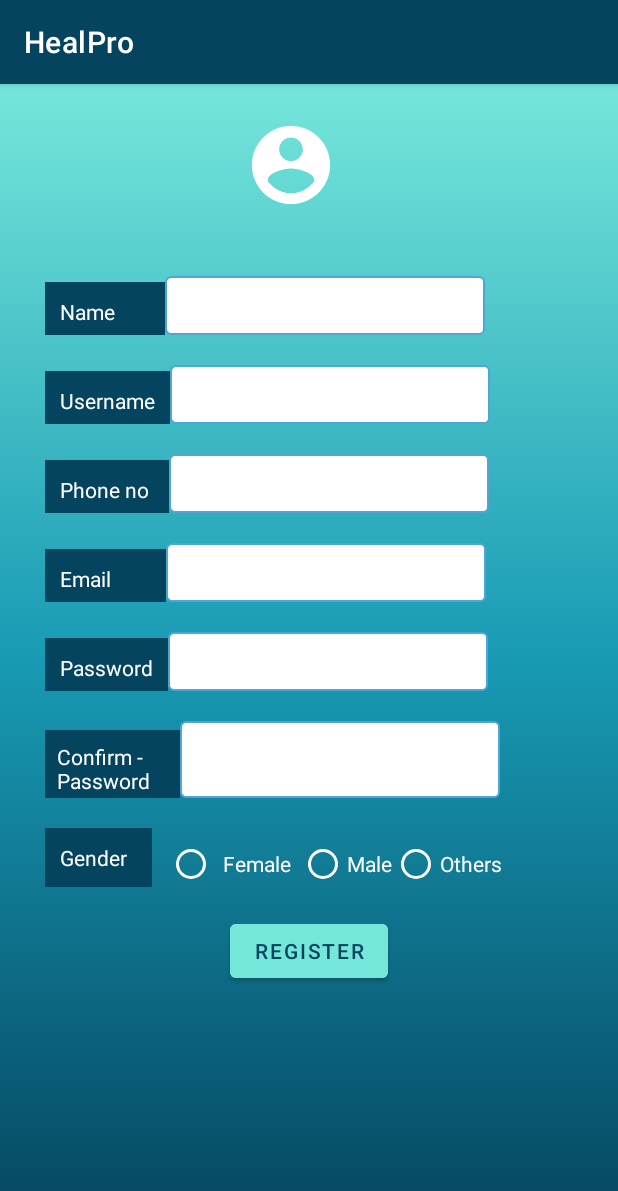
After one commit to varnitha1206/HealPro, an Android app: the Register screen opened directly, with no data from a screen before it, on a phone screen of 412 x 824 dp. The commit adds this screen. Shown: the top 1191 px of the screen. Run offline under Robolectric (Android 15) with nearby library versions, the phone set to English and light mode, and no system bars.

Commit message:
register

```diff
--- a/app/src/main/java/com/example/healpro/MainActivity.java
+++ b/app/src/main/java/com/example/healpro/MainActivity.java
@@ -34,6 +34,13 @@ public class MainActivity extends AppCompatActivity {
                 startActivity(activity1Intent);
             }
         });
+        register.setOnClickListener(new View.OnClickListener() {
+            @Override
+            public void onClick(View v) {
+                Intent activity1Intent = new Intent(getApplicationContext(), Register.class);
+                startActivity(activity1Intent);
+            }
+        });
     }
 
     ImageListener imageListener = new ImageListener() {
--- /dev/null
+++ b/app/src/main/java/com/example/healpro/Register.java
@@ -0,0 +1,60 @@
+package com.example.healpro;
+
+import androidx.appcompat.app.AlertDialog;
+import androidx.appcompat.app.AppCompatActivity;
+
+import android.content.DialogInterface;
+import android.content.Intent;
+import android.os.Bundle;
+import android.view.View;
+import android.widget.Button;
+import android.widget.EditText;
+import android.widget.Toast;
+
+public class Register extends AppCompatActivity {
+    Button reg;
+    EditText nam,username;
+    @Override
+    protected void onCreate(Bundle savedInstanceState) {
+        super.onCreate(savedInstanceState);
+        setContentView(R.layout.activity_register);
+        reg=(Button) findViewById(R.id.register2);
+        nam=(EditText) findViewById(R.id.edit_name);
+        String n=nam.getText().toString();
+        username=(EditText)findViewById(R.id.username);
+        String uname=username.getText().toString();
+            reg.setOnClickListener(new View.OnClickListener() {
+                @Override
+                public void onClick(View v)
+                {
+                    if (!n.matches("") && !uname.matches(""))
+                    {
+                        AlertDialog.Builder alertDialogBuilder = new AlertDialog.Builder(peekAvailableContext());
+                        alertDialogBuilder.setTitle("Registration");
+                        alertDialogBuilder.setIcon(R.drawable.logo);
+                        alertDialogBuilder.setMessage("Do you want to continue ?");
+                        alertDialogBuilder.setPositiveButton("Yes", new DialogInterface.OnClickListener() {
+                            @Override
+                            public void onClick(DialogInterface dialog, int which) {
+                                Intent home = new Intent(getApplicationContext(), Home.class);
+                            }
+                        });
+                        alertDialogBuilder.setNegativeButton("No", new DialogInterface.OnClickListener() {
+                            @Override
+                            public void onClick(DialogInterface dialog, int which) {
+                                Toast.makeText(getApplicationContext(), "You chose not to continue", Toast.LENGTH_SHORT).show();
+                            }
+                        });
+                        alertDialogBuilder.setCancelable(false);
+                        AlertDialog alertdialog = alertDialogBuilder.create();
+                        alertdialog.show();
+                    }
+                    else
+                        {
+                        Toast.makeText(getApplicationContext(), "Please enter details to proceed", Toast.LENGTH_SHORT).show();
+                    }
+                }
+            });
+
+    }
+}
--- a/app/src/main/res/anim/slide.xml
+++ b/app/src/main/res/anim/slide.xml
@@ -8,7 +8,7 @@
     <translate
         android:fromXDelta="-80%p"
         android:toXDelta="100%p"
-        android:duration="4000"
+        android:duration="5000"
         android:repeatCount="infinite"
         />
 </set>
--- a/app/src/main/res/drawable/user_foreground.xml
+++ b/app/src/main/res/drawable/user_foreground.xml
@@ -3,7 +3,7 @@
     android:height="108dp"
     android:viewportWidth="108"
     android:viewportHeight="108"
-    android:tint="#E6716B">
+    android:tint="#FFFFFF">
   <group android:scaleX="2.61"
       android:scaleY="2.61"
       android:translateX="22.68"
--- a/app/src/main/res/layout/activity_login2.xml
+++ b/app/src/main/res/layout/activity_login2.xml
@@ -14,6 +14,7 @@
         android:layout_height="wrap_content"
         android:layout_marginTop="430dp"
         android:layout_marginEnd="130dp"
+        android:background="@color/Navy_Blue"
         android:text="Login"
         app:layout_constraintEnd_toEndOf="parent"
         app:layout_constraintTop_toTopOf="parent" />
@@ -52,9 +53,9 @@
         android:layout_marginLeft="40dp"
         android:layout_marginTop="175dp"
         android:background="@drawable/border"
-        android:backgroundTint="@color/salmon"
+        android:backgroundTint="@color/Navy_Blue"
         android:padding="10dp"
-        android:text="Name    "
+        android:text="Username"
         android:textColor="@color/white"
         android:textSize="16sp"
         android:textStyle="bold"
@@ -71,7 +72,7 @@
         android:layout_marginTop="323dp"
         android:layout_marginBottom="349dp"
         android:background="@drawable/border"
-        android:backgroundTint="@color/salmon"
+        android:backgroundTint="@color/Navy_Blue"
         android:padding="10dp"
         android:text="Password"
         android:textColor="@color/white"
@@ -99,6 +100,7 @@
         android:layout_height="213dp"
         android:layout_marginTop="452dp"
         android:layout_marginEnd="50dp"
+        android:alpha="0.5"
         app:layout_constraintEnd_toEndOf="parent"
         app:layout_constraintTop_toTopOf="parent"
         app:srcCompat="@drawable/img" />
--- /dev/null
+++ b/app/src/main/res/layout/activity_register.xml
@@ -0,0 +1,211 @@
+<?xml version="1.0" encoding="utf-8"?>
+<androidx.appcompat.widget.LinearLayoutCompat xmlns:android="http://schemas.android.com/apk/res/android"
+    xmlns:app="http://schemas.android.com/apk/res-auto"
+    xmlns:tools="http://schemas.android.com/tools"
+    android:layout_width="match_parent"
+    android:orientation="vertical"
+    android:layout_height="match_parent"
+    android:background="@drawable/gradient_bg"
+    tools:context=".Register">
+    <LinearLayout
+        android:layout_width="match_parent"
+        android:layout_height="wrap_content">
+
+        <ImageView
+            android:layout_width="wrap_content"
+            android:layout_height="wrap_content"
+            android:layout_gravity="center"
+            android:layout_marginLeft="140dp"
+            android:src="@drawable/user_foreground"/>
+    </LinearLayout>
+    <LinearLayout
+        android:layout_width="match_parent"
+        android:layout_height="wrap_content"
+        android:layout_marginTop="20dp"
+        android:layout_marginLeft="30dp"
+        android:orientation="horizontal">
+       <TextView
+           android:id="@+id/name"
+           android:layout_width="wrap_content"
+           android:layout_height="wrap_content"
+           android:background="@color/Navy_Blue"
+           android:text="Name       "
+           android:textColor="@color/white"
+           android:padding="10dp"/>
+        <EditText
+            android:id="@+id/edit_name"
+            android:layout_width="wrap_content"
+            android:layout_height="match_parent"
+            android:background="@drawable/border"
+            android:ems="10"/>
+    </LinearLayout>
+    <LinearLayout
+        android:layout_width="match_parent"
+        android:layout_height="wrap_content"
+        android:layout_marginTop="20dp"
+        android:layout_marginLeft="30dp"
+        android:orientation="horizontal">
+        <TextView
+            android:id="@+id/uname"
+            android:layout_width="wrap_content"
+            android:layout_height="wrap_content"
+            android:background="@color/Navy_Blue"
+            android:text="Username"
+            android:textColor="@color/white"
+            android:padding="10dp"/>
+        <EditText
+            android:id="@+id/username"
+            android:layout_width="wrap_content"
+            android:layout_height="match_parent"
+            android:background="@drawable/border"
+            android:ems="10"/>
+    </LinearLayout>
+    <LinearLayout
+        android:layout_width="match_parent"
+        android:layout_height="wrap_content"
+        android:layout_marginTop="20dp"
+        android:layout_marginLeft="30dp"
+        android:orientation="horizontal">
+        <TextView
+            android:id="@+id/phone"
+            android:layout_width="wrap_content"
+            android:layout_height="wrap_content"
+            android:background="@color/Navy_Blue"
+            android:text="Phone no "
+            android:textColor="@color/white"
+            android:padding="10dp"/>
+        <EditText
+            android:id="@+id/phone_no"
+            android:layout_width="wrap_content"
+            android:layout_height="match_parent"
+            android:background="@drawable/border"
+            android:inputType="phone"
+            android:ems="10"/>
+    </LinearLayout>
+    <LinearLayout
+        android:layout_width="match_parent"
+        android:layout_height="wrap_content"
+        android:layout_marginTop="20dp"
+        android:layout_marginLeft="30dp"
+        android:orientation="horizontal">
+        <TextView
+            android:id="@+id/email"
+            android:layout_width="wrap_content"
+            android:layout_height="wrap_content"
+            android:background="@color/Navy_Blue"
+            android:text="Email        "
+            android:textColor="@color/white"
+            android:padding="10dp"/>
+        <EditText
+            android:id="@+id/em"
+            android:layout_width="wrap_content"
+            android:layout_height="match_parent"
+            android:background="@drawable/border"
+            android:inputType="textEmailAddress"
+            android:ems="10"/>
+    </LinearLayout>
+    <LinearLayout
+        android:layout_width="match_parent"
+        android:layout_height="wrap_content"
+        android:layout_marginTop="20dp"
+        android:layout_marginLeft="30dp"
+        android:orientation="horizontal">
+        <TextView
+            android:id="@+id/password"
+            android:layout_width="wrap_content"
+            android:layout_height="wrap_content"
+            android:background="@color/Navy_Blue"
+            android:text="Password"
+            android:textColor="@color/white"
+            android:padding="10dp"/>
+        <EditText
+            android:id="@+id/pd"
+            android:inputType="textPassword"
+            android:layout_width="wrap_content"
+            android:layout_height="match_parent"
+            android:background="@drawable/border"
+            android:ems="10"/>
+    </LinearLayout>
+    <LinearLayout
+        android:layout_width="match_parent"
+        android:layout_height="wrap_content"
+        android:layout_marginTop="20dp"
+        android:layout_marginLeft="30dp"
+        android:orientation="horizontal">
+        <TextView
+            android:id="@+id/cpassword"
+            android:layout_width="90dp"
+            android:layout_height="wrap_content"
+            android:background="@color/Navy_Blue"
+            android:text="Confirm - Password"
+            android:singleLine="false"
+            android:textColor="@color/white"
+            android:padding="8dp"/>
+        <EditText
+            android:id="@+id/cpd"
+            android:inputType="textPassword"
+            android:layout_width="wrap_content"
+            android:layout_height="match_parent"
+            android:background="@drawable/border"
+            android:ems="10"/>
+    </LinearLayout>
+    <LinearLayout
+        android:layout_width="match_parent"
+        android:layout_height="wrap_content"
+        android:layout_marginTop="20dp"
+        android:layout_marginLeft="30dp"
+        android:orientation="horizontal">
+        <TextView
+            android:layout_width="wrap_content"
+            android:layout_height="wrap_content"
+            android:background="@color/Navy_Blue"
+            android:text="Gender  "
+            android:textColor="@color/white"
+            android:padding="10dp"/>
+        <RadioGroup
+            android:layout_width="wrap_content"
+            android:layout_height="wrap_content"
+            android:layout_marginLeft="10dp"
+            android:orientation="horizontal"
+            >
+            <RadioButton
+                android:id="@+id/female"
+                android:layout_width="wrap_content"
+                android:layout_height="wrap_content"
+                android:text="Female"
+                android:padding="5dp"
+                android:buttonTint="@color/white"
+                android:textColor="@color/white"/>
+            <RadioButton
+                android:id="@+id/male"
+                android:layout_width="wrap_content"
+                android:layout_height="wrap_content"
+                android:text="Male"
+                android:buttonTint="@color/white"
+                android:textColor="@color/white"/>
+            <RadioButton
+                android:id="@+id/others"
+                android:layout_width="wrap_content"
+                android:layout_height="wrap_content"
+                android:text="Others"
+                android:buttonTint="@color/white"
+                android:textColor="@color/white"/>
+        </RadioGroup>
+    </LinearLayout>
+    <LinearLayout
+        android:layout_width="match_parent"
+        android:layout_height="wrap_content"
+        android:gravity="center"
+        android:layout_marginTop="10dp"
+        >
+        <Button
+            android:id="@+id/register2"
+            android:layout_width="wrap_content"
+            android:layout_height="wrap_content"
+            android:layout_gravity="center"
+            android:backgroundTint="@color/Blue_Green"
+            android:textColor="@color/Navy_Blue"
+            android:text="Register"/>
+    </LinearLayout>
+
+</androidx.appcompat.widget.LinearLayoutCompat>
--- a/app/src/main/res/values/strings.xml
+++ b/app/src/main/res/values/strings.xml
@@ -1,3 +1,3 @@
 <resources>
     <string name="app_name">HealPro</string>
-</resources>
+0</resources>
```
Also changed, not shown: app/src/main/AndroidManifest.xml (+6 -3 lines).
